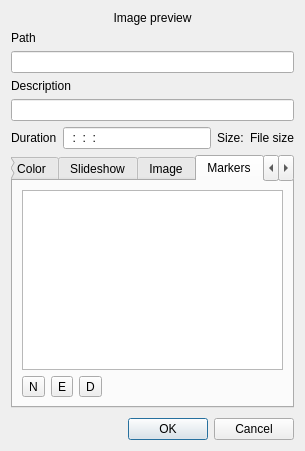
KDE/kdenlive, file src/widgets/clipproperties_ui.ui: the form before one commit.
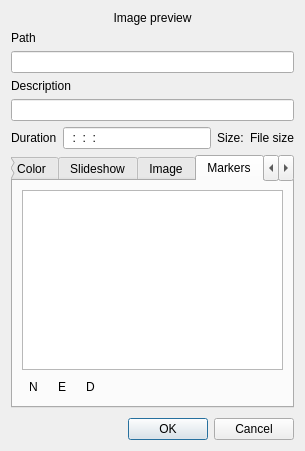
The form after the commit. The open tabs and pages were chosen to show the change. Custom widgets are drawn as their Qt base class.

Diff of the .ui file:
```diff
--- a/src/widgets/clipproperties_ui.ui
+++ b/src/widgets/clipproperties_ui.ui
@@ -494,6 +494,9 @@
          <property name="text">
           <string>N</string>
          </property>
+         <property name="autoRaise">
+          <bool>true</bool>
+         </property>
         </widget>
        </item>
        <item row="1" column="1">
@@ -501,6 +504,9 @@
          <property name="text">
           <string>E</string>
          </property>
+         <property name="autoRaise">
+          <bool>true</bool>
+         </property>
         </widget>
        </item>
        <item row="1" column="2">
@@ -508,6 +514,9 @@
          <property name="text">
           <string>D</string>
          </property>
+         <property name="autoRaise">
+          <bool>true</bool>
+         </property>
         </widget>
        </item>
        <item row="1" column="3">
```
